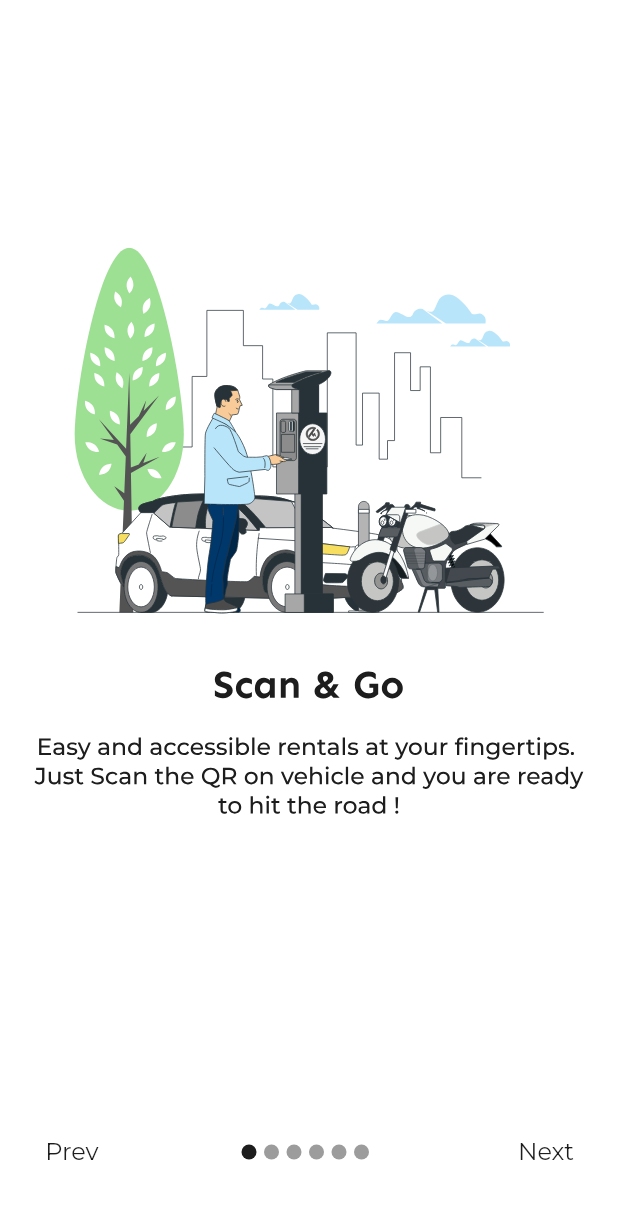
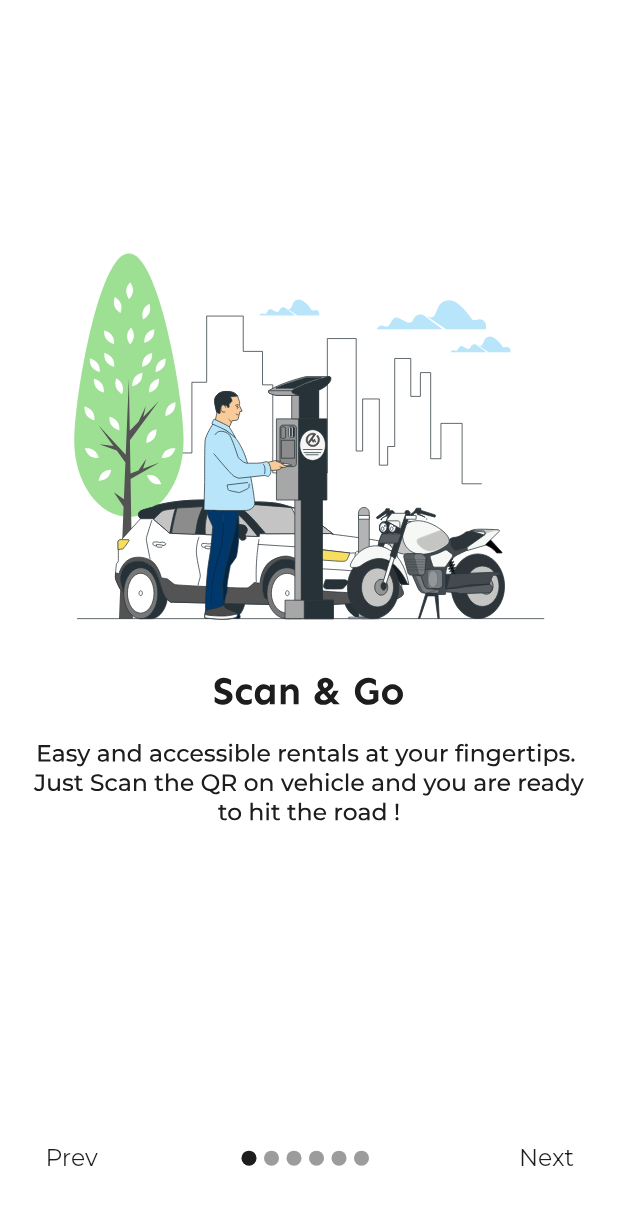
Before and after one commit to AbishekGhalley/App_Development_Project, a Flutter app: the Onboarding screen opened directly, on a phone screen of 412 x 824 dp. Shown: the top 1205 px of the screen. Run offline on Flutter 3.47's test engine with Material 2 defaults, Android fonts, the phone set to English and light mode, and no system bars; our stand-ins replace dotted_border, firebase_auth, firebase_core, flutter_otp_text_field, flutter_screenutil, flutter_svg and 3 more; accounts and stored records are empty.

Commit message:
Onboarding screens made responsive

```diff
--- a/lib/Authentication_repo/authentication.dart
+++ b/lib/Authentication_repo/authentication.dart
@@ -4,6 +4,7 @@ import 'package:get/get.dart';
 import 'package:myekigai/features/auth/view/login_view.dart';
 import 'package:myekigai/features/auth/view/login_view3.dart';
 import 'package:myekigai/features/auth/view/login_view4.dart';
+import 'package:myekigai/features/onboarding/view/onboarding.dart';
 
 class Authentication extends GetxController {
   static Authentication get instance => Get.find();
@@ -21,7 +22,7 @@ class Authentication extends GetxController {
   _setInitialScreen(User? user) {
     user == null
         ? Get.offAll(() => LoginView())
-        : Get.offAll(() => LoginView4());
+        : Get.offAll(() => Onboarding());
   }
 
   void phoneAuthentication(String phoneNo) async {
--- a/lib/features/auth/view/login_view2.dart
+++ b/lib/features/auth/view/login_view2.dart
@@ -6,7 +6,6 @@ import 'package:myekigai/features/auth/controller/OtpController.dart';
 import 'package:myekigai/features/auth/view/login_view3.dart';
 import 'package:myekigai/reusables/full_width_text.dart';
 import 'package:myekigai/reusables/btn.dart';
-import 'package:myekigai/features/auth/widgets/otp_field.dart';
 import 'package:myekigai/theme/pallete.dart';
 
 class LoginView2 extends StatefulWidget {
--- a/lib/features/onboarding/view/onboarding.dart
+++ b/lib/features/onboarding/view/onboarding.dart
@@ -1,4 +1,5 @@
 import 'package:flutter/material.dart';
+import 'package:flutter_screenutil/flutter_screenutil.dart';
 import 'package:flutter_svg/flutter_svg.dart';
 import 'package:myekigai/features/auth/view/login_view.dart';
 import 'package:myekigai/reusables/Navbar.dart';
@@ -47,6 +48,9 @@ class _OnboardingState extends State<Onboarding> {
 
   @override
   Widget build(BuildContext context) {
+    return ScreenUtilInit(
+        designSize: Size(420, 910),
+        builder: (context, child) {
           return Scaffold(
             body: Column(
               children: [
@@ -61,12 +65,17 @@ class _OnboardingState extends State<Onboarding> {
                     },
                     itemBuilder: (_, i) {
                       return Padding(
-                  padding: const EdgeInsets.all(20),
+                        padding: EdgeInsets.symmetric(horizontal: ScreenUtil().setWidth(20),vertical: ScreenUtil().setHeight(20)),
                         child: Column(
                           crossAxisAlignment: CrossAxisAlignment.end,
                           children: [
                             Expanded(
-                        child:SvgPicture.asset(contents[i].image),)
+                              child: SvgPicture.asset(
+                                contents[i].image,
+                                width: ScreenUtil().setWidth(380),
+                                height: ScreenUtil().setWidth(380),
+                              ),
+                            )
                           ],
                         ),
                       );
@@ -74,18 +83,18 @@ class _OnboardingState extends State<Onboarding> {
                   ),
                 ),
                 Padding(
-            padding: const EdgeInsets.all(16.0),
+                  padding: EdgeInsets.all(ScreenUtil().setWidth(16)),
                   child: Container(
-              height: 80,
+                    height: ScreenUtil().setHeight(80),
                     child: Row(
                       mainAxisAlignment: MainAxisAlignment.spaceBetween,
                       children: [
                         if (currentIndex >= 0)
                           TextButton(
-                      child: const Text(
+                            child:  Text(
                               "Prev",
                               style: TextStyle(
-                          fontSize: 16,
+                                 fontSize: ScreenUtil().setSp(16),
                                 fontFamily: "Montserrat",
                                 color: Pallete.textColor,
                                 fontWeight: FontWeight.w500,
@@ -107,9 +116,11 @@ class _OnboardingState extends State<Onboarding> {
                         ),
                         TextButton(
                           child: Text(
-                      currentIndex == contents.length - 1 ? "Done" : "Next",
-                      style: const TextStyle(
-                        fontSize: 16,
+                            currentIndex == contents.length - 1
+                                ? "Done"
+                                : "Next",
+                            style:  TextStyle(
+                               fontSize: ScreenUtil().setSp(16),
                               fontFamily: "Montserrat",
                               color: Pallete.textColor,
                               fontWeight: FontWeight.w500,
@@ -133,6 +144,7 @@ class _OnboardingState extends State<Onboarding> {
               ],
             ),
           );
+        });
   }
 
   Container buildDot(int index) {
```
Also changed, not shown: lib/features/auth/widgets/otp_field.dart (deleted, +0 -228 lines), lib/features/auth/widgets/tempwidget.dart (deleted). Lines whose indentation alone changed are shown as unchanged.
